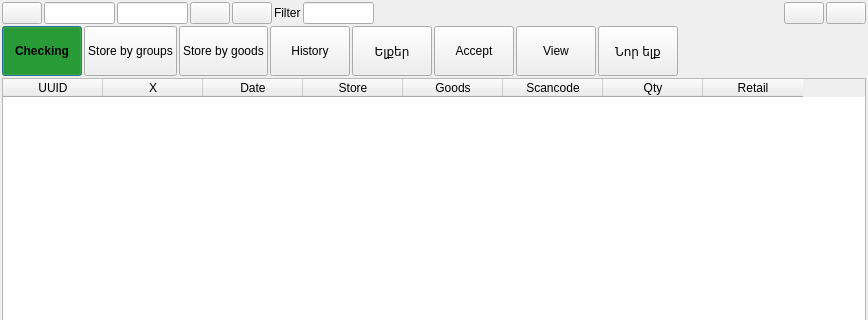
First picture: the form in Shop/storeinput.ui, repository End1-1/Cafe5, before the edit; both pictures show x 0 to 868 and y 0 to 320 of the 868 by 539 pixel window.
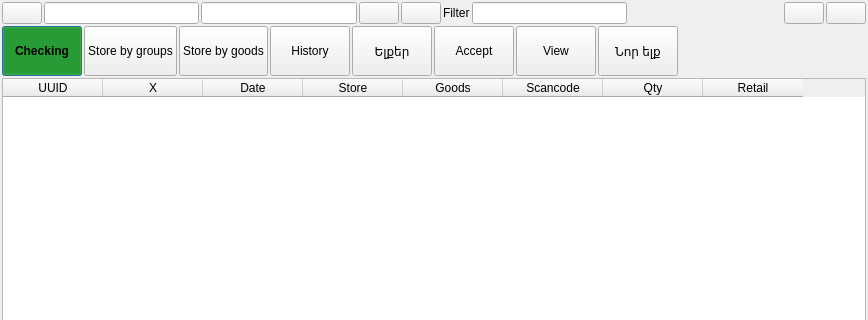
Second picture: the form after the edit. Icons and pictures are not drawn. Custom widgets are drawn as their Qt base class.

```diff
--- a/Shop/storeinput.ui
+++ b/Shop/storeinput.ui
@@ -77,7 +77,7 @@
         </property>
         <property name="maximumSize">
          <size>
-          <width>120</width>
+          <width>16777215</width>
           <height>16777215</height>
          </size>
         </property>
@@ -93,7 +93,7 @@
         </property>
         <property name="maximumSize">
          <size>
-          <width>120</width>
+          <width>16777215</width>
           <height>16777215</height>
          </size>
         </property>
@@ -163,8 +163,8 @@
         </property>
         <property name="sizeHint" stdset="0">
          <size>
-          <width>445</width>
-          <height>17</height>
+          <width>40</width>
+          <height>20</height>
          </size>
         </property>
        </spacer>
@@ -603,16 +603,16 @@
   </layout>
  </widget>
  <customwidgets>
+  <customwidget>
+   <class>C5LineEdit</class>
+   <extends>QLineEdit</extends>
+   <header>c5lineedit.h</header>
+  </customwidget>
   <customwidget>
    <class>C5ClearTableWidget</class>
    <extends>QTableWidget</extends>
    <header location="global">c5cleartablewidget.h</header>
   </customwidget>
-  <customwidget>
-   <class>C5LineEdit</class>
-   <extends>QLineEdit</extends>
-   <header location="global">c5lineedit.h</header>
-  </customwidget>
   <customwidget>
    <class>C5DateEdit</class>
    <extends>QLineEdit</extends>
```
Left out of the diff: 20 changed lines with no effect on the pictures.
